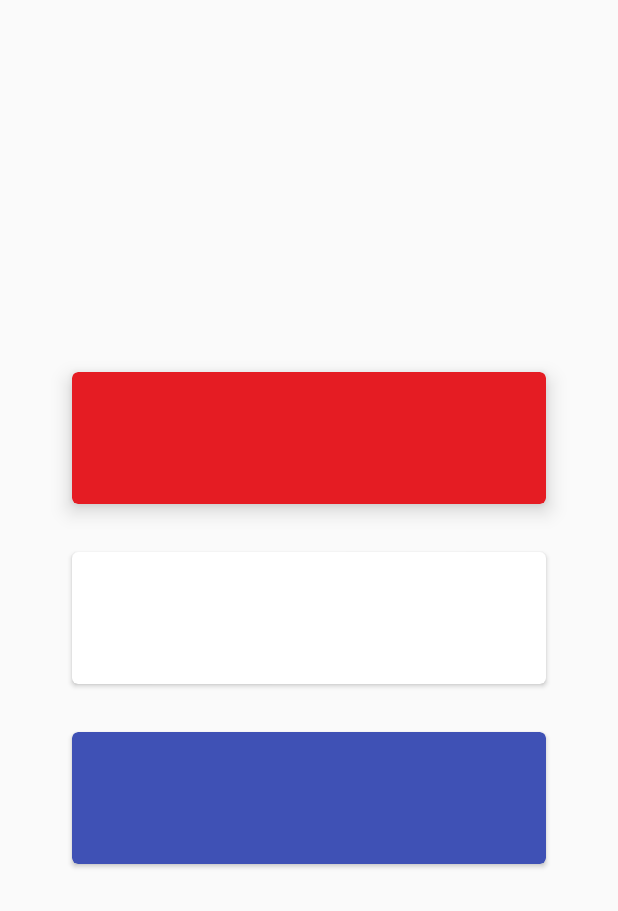
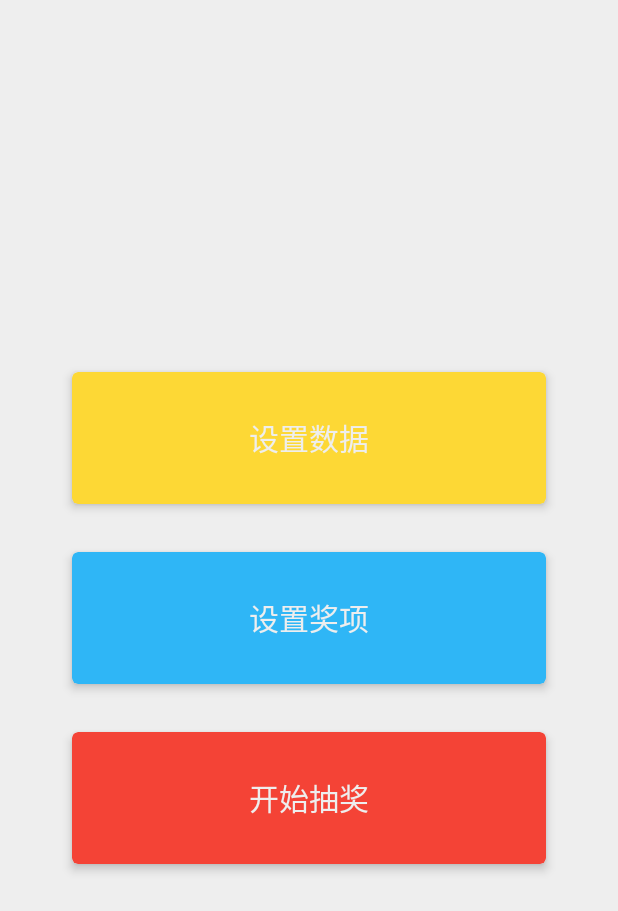
Before and after one commit to DEVELOPERPAN1024/ThunderSoftLuckyDraw, an Android app: the layout activity_main_new.xml on its own in the app's theme, with its tools: preview values and no code run, on a phone screen of 412 x 824 dp. Shown: the top 911 px of the screen. Run offline under Robolectric (Android 15) with nearby library versions, the phone set to English and light mode, and no system bars.

Commit message:
mod main

```diff
--- a/CodingNight/app/src/main/res/layout/activity_main_new.xml
+++ b/CodingNight/app/src/main/res/layout/activity_main_new.xml
@@ -2,7 +2,9 @@
 <FrameLayout xmlns:android="http://schemas.android.com/apk/res/android"
     xmlns:app="http://schemas.android.com/apk/res-auto"
     android:layout_width="match_parent"
-    android:layout_height="match_parent">
+    android:layout_height="match_parent"
+    android:background="#eee"
+    >
 
 
     <LinearLayout
@@ -21,9 +23,15 @@
             android:layout_margin="@dimen/two"
             app:cardBackgroundColor="@color/colorAccent"
             app:cardCornerRadius="@dimen/half"
-            app:cardElevation="@dimen/one">
-
-
+            app:cardElevation="@dimen/half">
+            <TextView
+                android:layout_width="match_parent"
+                android:layout_height="match_parent"
+                android:gravity="center"
+                android:text="@string/set_data"
+                android:textSize="20sp"
+                android:textColor="#eee"
+                />
         </android.support.v7.widget.CardView>
 
         <android.support.v7.widget.CardView
@@ -31,8 +39,20 @@
             android:layout_width="match_parent"
             android:layout_height="@dimen/eleven"
             android:layout_margin="@dimen/two"
-            app:cardBackgroundColor="@color/cardview_light_background"
-            app:cardCornerRadius="@dimen/half"></android.support.v7.widget.CardView>
+            app:cardBackgroundColor="#2fb6f6"
+            app:cardCornerRadius="@dimen/half"
+            app:cardElevation="@dimen/half"
+            >
+
+            <TextView
+                android:layout_width="match_parent"
+                android:layout_height="match_parent"
+                android:gravity="center"
+                android:text="@string/set_award"
+                android:textSize="20sp"
+                android:textColor="#eee"
+                />
+        </android.support.v7.widget.CardView>
 
         <android.support.v7.widget.CardView
             android:id="@+id/main_luckydraw_cv"
@@ -40,7 +60,18 @@
             android:layout_height="@dimen/eleven"
             android:layout_margin="@dimen/two"
             app:cardBackgroundColor="@color/colorPrimary"
-            app:cardCornerRadius="@dimen/half"></android.support.v7.widget.CardView>
+            app:cardCornerRadius="@dimen/half"
+            app:cardElevation="@dimen/half"
+            >
+            <TextView
+                android:layout_width="match_parent"
+                android:layout_height="match_parent"
+                android:gravity="center"
+                android:text="@string/begin_lucky_draw"
+                android:textSize="20sp"
+                android:textColor="#eee"
+                />
+        </android.support.v7.widget.CardView>
     </LinearLayout>
 
 </FrameLayout>
--- a/CodingNight/app/src/main/res/values/colors.xml
+++ b/CodingNight/app/src/main/res/values/colors.xml
@@ -1,6 +1,6 @@
 <?xml version="1.0" encoding="utf-8"?>
 <resources>
-    <color name="colorPrimary">#3F51B5</color>
-    <color name="colorPrimaryDark">#303F9F</color>
-    <color name="colorAccent">#e51c23</color>
+    <color name="colorPrimary">#f44336</color>
+    <color name="colorPrimaryDark">#ff8a80</color>
+    <color name="colorAccent">#fdd835</color>
 </resources>
--- a/CodingNight/app/src/main/res/values/strings.xml
+++ b/CodingNight/app/src/main/res/values/strings.xml
@@ -1,3 +1,6 @@
 <resources>
     <string name="app_name">CodingNight</string>
+    <string name="set_data">设置数据</string>
+    <string name="set_award">设置奖项</string>
+    <string name="begin_lucky_draw">开始抽奖</string>
 </resources>
--- a/CodingNight/app/src/main/res/values/styles.xml
+++ b/CodingNight/app/src/main/res/values/styles.xml
@@ -8,4 +8,9 @@
         <item name="colorAccent">@color/colorAccent</item>
     </style>
 
+    <style name="AppTheme.NoActionBar">
+        <item name="windowActionBar">false</item>
+        <item name="windowNoTitle">true</item>
+    </style>
+
 </resources>
```
Also changed, not shown: CodingNight/app/src/main/AndroidManifest.xml (+9 -3 lines), CodingNight/app/src/main/java/cn/thundersoft/codingnight/acitivity/NewMainActivity.java (+35 -1 lines).
